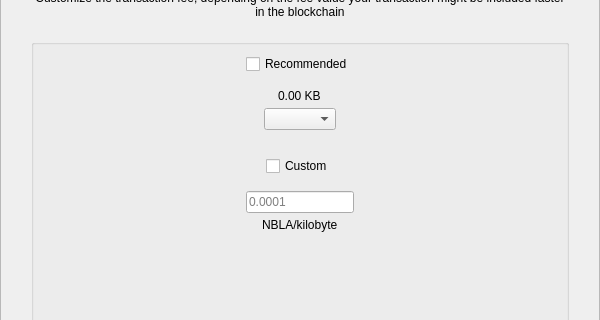
Above: src/qt/nebulaproject/forms/sendcustomfeedialog.ui from Nebula-Coin/nebula-project-coin before the change; both pictures show x 0 to 600 and y 90 to 410 of the 600 by 550 pixel window. Below: the same form after it.
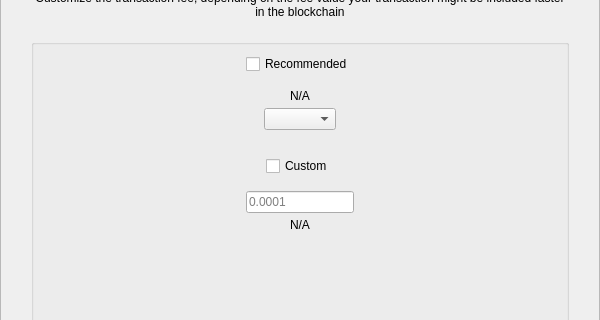
That is the form after the change.

What changed in the file:
```diff
--- a/src/qt/nebulaproject/forms/sendcustomfeedialog.ui
+++ b/src/qt/nebulaproject/forms/sendcustomfeedialog.ui
@@ -224,7 +224,7 @@
            <item alignment="Qt::AlignHCenter">
             <widget class="QLabel" name="labelFee">
              <property name="text">
-              <string>0.00 KB</string>
+              <string notr="true">N/A</string>
              </property>
             </widget>
            </item>
@@ -287,7 +287,7 @@
            <item alignment="Qt::AlignHCenter">
             <widget class="QLabel" name="labelCustomFee">
              <property name="text">
-              <string>NBLA/kilobyte</string>
+              <string notr="true">N/A</string>
              </property>
             </widget>
            </item>
```
Left out of the diff: 2 changed lines with no effect on the pictures.
